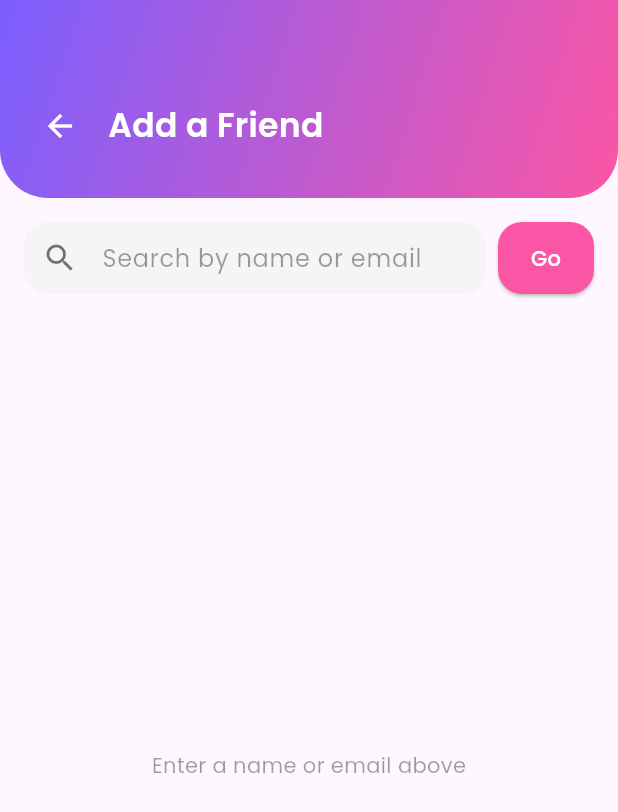
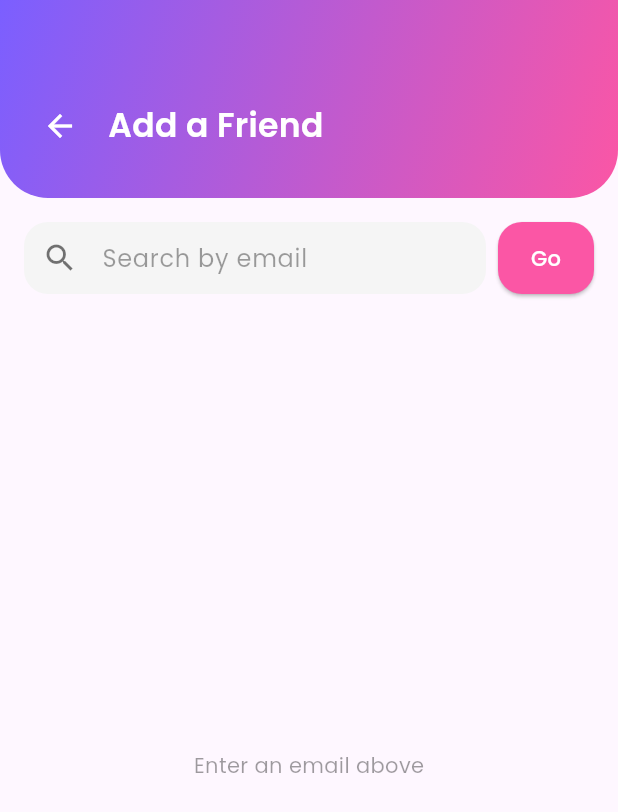
Before and after one commit to tanshurou/splitpal, a Flutter app: the AddFriendPage screen opened directly, after a tap on "Go", on a phone screen of 412 x 824 dp. Shown: the top 812 px of the screen. Run offline on Flutter 3.47's test engine with Material 3 defaults, Android fonts, the phone set to English and light mode, and no system bars; our stand-ins replace cloud_firestore, firebase_auth, firebase_core, google_fonts, google_nav_bar; accounts and stored records are empty.

Commit message:
add friend page

```diff
--- a/lib/pages/add_friend_page.dart
+++ b/lib/pages/add_friend_page.dart
@@ -1,7 +1,10 @@
+// lib/pages/add_friend_page.dart
+
 import 'package:flutter/material.dart';
 import 'package:google_fonts/google_fonts.dart';
+import 'package:cloud_firestore/cloud_firestore.dart';
 
-/// Simple User model for placeholder
+/// Simple User model
 class User {
   final String id;
   final String name;
@@ -11,6 +14,7 @@ class User {
 
 class AddFriendPage extends StatefulWidget {
   const AddFriendPage({super.key});
+
   @override
   State<AddFriendPage> createState() => _AddFriendPageState();
 }
@@ -20,32 +24,47 @@ class _AddFriendPageState extends State<AddFriendPage> {
   List<User> _results = [];
   bool _loading = false;
 
-  /// NOW: always fill with this fake placeholder list
+  @override
+  void dispose() {
+    _searchCtrl.dispose();
+    super.dispose();
+  }
+
   Future<void> _doSearch() async {
     final term = _searchCtrl.text.trim();
-    if (term.isEmpty) return;
+    if (term.isEmpty) {
+      setState(() => _results = []);
+      return;
+    }
+    setState(() => _loading = true);
 
-    setState(() {
-      _loading = true;
-    });
+    try {
+      final snap =
+          await FirebaseFirestore.instance
+              .collection('users')
+              .where('email', isEqualTo: term)
+              .limit(1)
+              .get();
 
-    // simulate network latency
-    await Future.delayed(const Duration(milliseconds: 500));
+      final list =
+          snap.docs.map((doc) {
+            final data = doc.data();
+            final email = data['email'] as String;
+            return User(id: doc.id, name: email, email: email);
+          }).toList();
 
-    setState(() {
-      _loading = false;
-      // **FAKE** placeholder list
-      _results = [
-        User(id: '1', name: 'John Doe', email: 'john@example.com'),
-        User(id: '2', name: 'Jane Smith', email: 'jane@example.com'),
-        User(id: '3', name: 'Placeholder Guy', email: 'foo@bar.com'),
-      ];
-    });
+      setState(() => _results = list);
+    } catch (e) {
+      debugPrint('Firestore search error: $e');
+      setState(() => _results = []);
+    } finally {
+      setState(() => _loading = false);
+    }
   }
 
   void _sendRequest(User u) {
     ScaffoldMessenger.of(context).showSnackBar(
-      SnackBar(content: Text('Pretend friend request sent to ${u.name}')),
+      SnackBar(content: Text('Friend request sent to ${u.email}!')),
     );
   }
 
@@ -100,7 +119,7 @@ class _AddFriendPageState extends State<AddFriendPage> {
                     controller: _searchCtrl,
                     style: GoogleFonts.poppins(),
                     decoration: InputDecoration(
-                      hintText: 'Search by name or email',
+                      hintText: 'Search by email',
                       hintStyle: GoogleFonts.poppins(color: Colors.black38),
                       filled: true,
                       fillColor: Colors.grey.shade100,
@@ -149,14 +168,22 @@ class _AddFriendPageState extends State<AddFriendPage> {
             ),
           ),
 
-          // ─── RESULTS LIST ────────────────
+          // ─── RESULTS ─────────────────────
           Expanded(
             child:
-                _results.isEmpty && !_loading
-                    // show instruction if nothing yet
+                _loading
+                    ? const Center(child: CircularProgressIndicator())
+                    : _searchCtrl.text.trim().isEmpty
                     ? Center(
                       child: Text(
-                        'Enter a name or email above',
+                        'Enter an email above',
+                        style: GoogleFonts.poppins(color: Colors.black38),
+                      ),
+                    )
+                    : _results.isEmpty
+                    ? Center(
+                      child: Text(
+                        'No users found',
                         style: GoogleFonts.poppins(color: Colors.black38),
                       ),
                     )
@@ -172,17 +199,15 @@ class _AddFriendPageState extends State<AddFriendPage> {
                             borderRadius: BorderRadius.circular(16),
                           ),
                           child: ListTile(
-                            leading: CircleAvatar(child: Text(u.name[0])),
+                            leading: CircleAvatar(
+                              child: Text(u.email[0].toUpperCase()),
+                            ),
                             title: Text(
-                              u.name,
+                              u.email,
                               style: GoogleFonts.poppins(
                                 fontSize: 16,
                                 fontWeight: FontWeight.w600,
                               ),
-                            ),
-                            subtitle: Text(
-                              u.email,
-                              style: GoogleFonts.poppins(),
                             ),
                             trailing: ElevatedButton(
                               onPressed: () => _sendRequest(u),
```
Also changed, not shown: lib/pages/signup_page.dart (+32 -22 lines).
